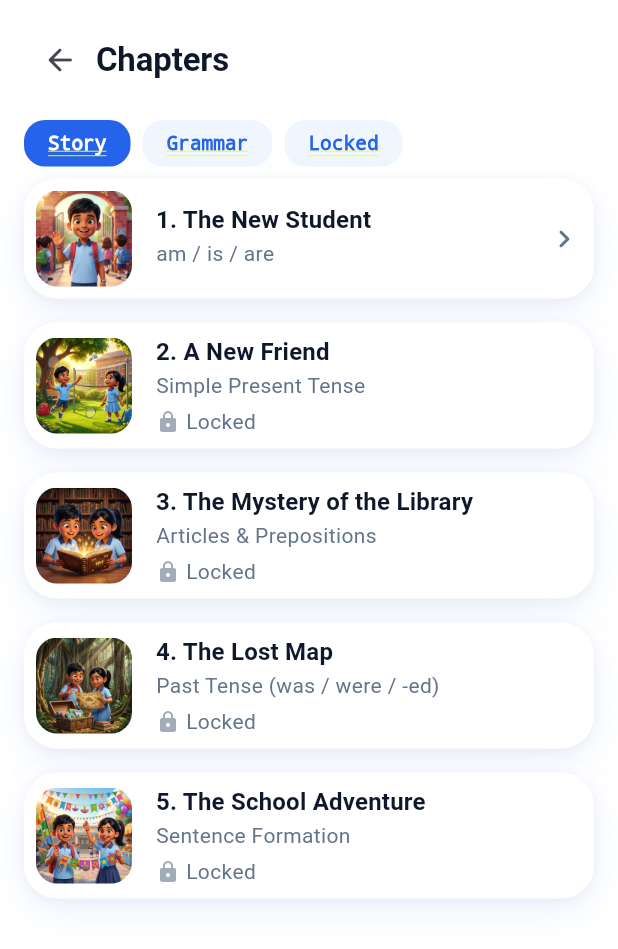
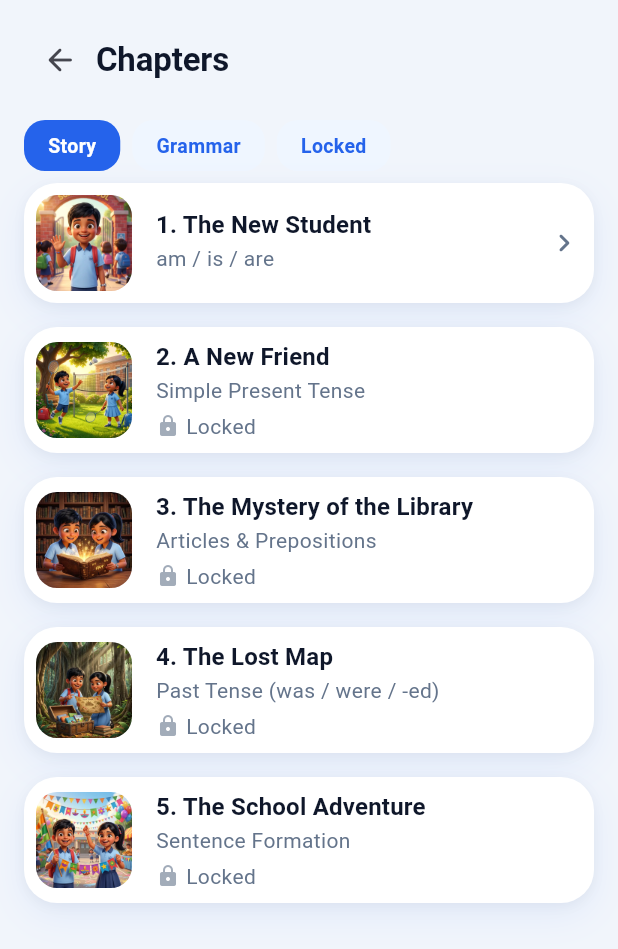
Before and after one commit to Keshab1997/GrammarBondhu, a Flutter app: the ChapterListScreen screen opened by its route, on a phone screen of 412 x 824 dp. Shown: the top 949 px of the screen. Run offline on Flutter 3.47's test engine with Material 3 defaults, Android fonts, the light colour scheme and no system bars; our stand-ins replace shared_preferences; accounts and stored records are empty.

Commit message:
fix(chapters): give the chapter list its own Material so its chips work as a standalone route

```diff
--- a/lib/features/chapters/chapter_list_screen.dart
+++ b/lib/features/chapters/chapter_list_screen.dart
@@ -37,7 +37,15 @@ class _ChapterListScreenState extends State<ChapterListScreen> {
     final progress = context.watch<ProgressController>();
     final chapters = content.chapters;
 
-    return SafeArea(
+    // Own Scaffold/Material: this screen is both a tab inside HomeShell
+    // and a standalone route (/chapters, from the Home quick action), and
+    // a route's LookupBoundary hides any Material above it — the filter
+    // chips' InkWell crashed there with "No Material widget found".
+    // The background matches the home shell's wash so the tab looks the
+    // same nested as it does standalone.
+    return Scaffold(
+      backgroundColor: const Color(0xFFF1F5FB),
+      body: SafeArea(
         child: Column(
           crossAxisAlignment: CrossAxisAlignment.start,
           children: [
@@ -50,7 +58,8 @@ class _ChapterListScreenState extends State<ChapterListScreen> {
                       onPressed: () => Navigator.of(context).pop(),
                       icon: const Icon(Icons.arrow_back_rounded),
                     ),
-                Text('Chapters', style: Theme.of(context).textTheme.titleLarge),
+                  Text('Chapters',
+                      style: Theme.of(context).textTheme.titleLarge),
                 ],
               ),
             ),
@@ -67,13 +76,15 @@ class _ChapterListScreenState extends State<ChapterListScreen> {
                   _FilterChip(
                     label: 'Grammar',
                     selected: _filter == _ChapterFilter.grammar,
-                  onTap: () => setState(() => _filter = _ChapterFilter.grammar),
+                    onTap: () =>
+                        setState(() => _filter = _ChapterFilter.grammar),
                   ),
                   const SizedBox(width: AppSpacing.sm),
                   _FilterChip(
                     label: 'Locked',
                     selected: _filter == _ChapterFilter.locked,
-                  onTap: () => setState(() => _filter = _ChapterFilter.locked),
+                    onTap: () =>
+                        setState(() => _filter = _ChapterFilter.locked),
                   ),
                 ],
               ),
@@ -122,6 +133,7 @@ class _ChapterListScreenState extends State<ChapterListScreen> {
             ),
           ],
         ),
+      ),
     );
   }
 }
@@ -136,14 +148,19 @@ class _FilterChip extends StatelessWidget {
 
   @override
   Widget build(BuildContext context) {
-    return InkWell(
+    // Material + InkWell (same pattern as AppCard): the ink needs its own
+    // Material to paint on, and the colour lives on the Material so the
+    // splash is not hidden under the chip's fill.
+    return Material(
+      color: selected ? AppColors.primary : AppColors.primarySoft,
+      borderRadius: BorderRadius.circular(AppRadii.chip),
+      child: InkWell(
         onTap: onTap,
         borderRadius: BorderRadius.circular(AppRadii.chip),
         child: Container(
-        padding:
-            const EdgeInsets.symmetric(horizontal: AppSpacing.md, vertical: 8),
+          padding: const EdgeInsets.symmetric(
+              horizontal: AppSpacing.md, vertical: 8),
           decoration: BoxDecoration(
-          color: selected ? AppColors.primary : AppColors.primarySoft,
             borderRadius: BorderRadius.circular(AppRadii.chip),
           ),
           child: Text(
@@ -152,6 +169,7 @@ class _FilterChip extends StatelessWidget {
               color: selected ? Colors.white : AppColors.primary,
               fontWeight: FontWeight.w700,
               fontSize: 13,
+            ),
           ),
         ),
       ),
```
Also changed, not shown: 1 other file. Lines whose indentation alone changed are shown as unchanged.
